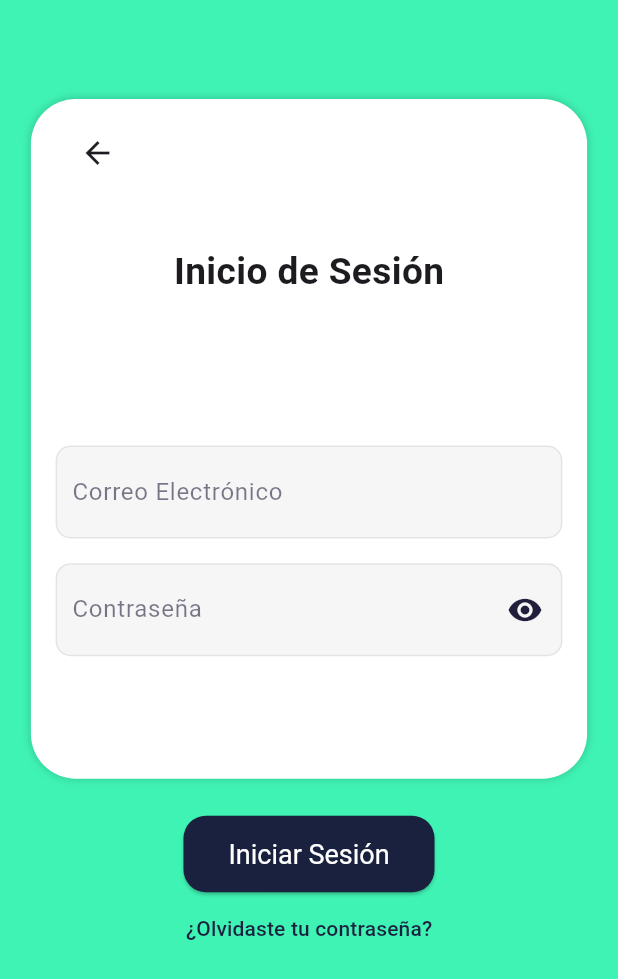
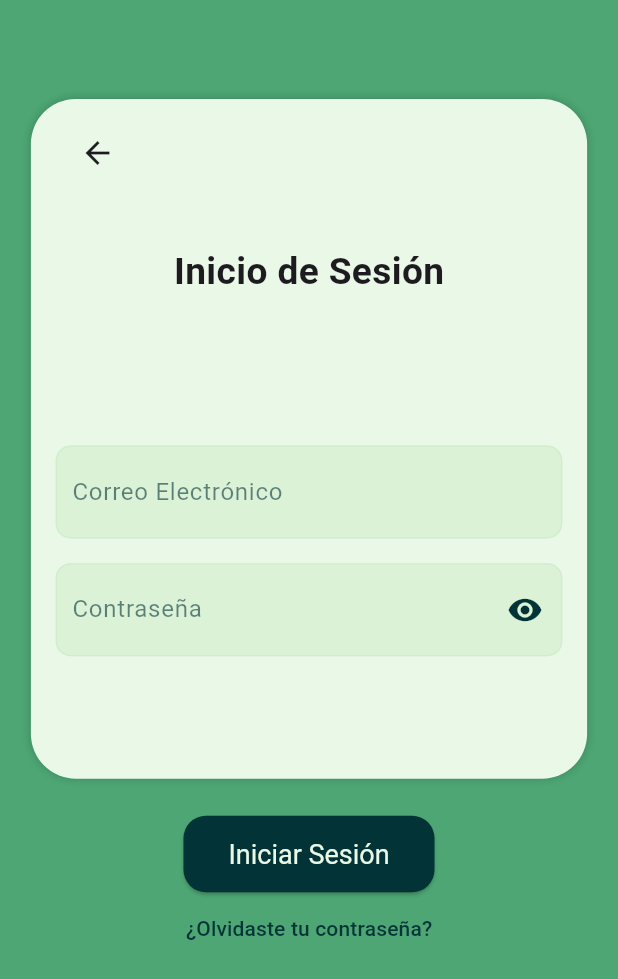
Before and after one commit to lilzandro/app-planes-alimenticios, a Flutter app: the VentanaInicioSeccion screen opened by its route, on a phone screen of 412 x 824 dp. Shown: the top 979 px of the screen. Run offline on Flutter 3.47's test engine with Material 3 defaults, Android fonts, the phone set to English and light mode, and no system bars; our stand-ins replace carousel_slider, firebase_auth, firebase_core, percent_indicator; accounts and stored records are empty.

Commit message:
Paleta de colores mejorada

```diff
--- a/lib/screens/Login/login_screen.dart
+++ b/lib/screens/Login/login_screen.dart
@@ -24,7 +24,7 @@ class _VentanaInicioSeccionState extends State<VentanaInicioSeccion> {
   Widget build(BuildContext context) {
     return ResponsiveContainer(
       buildBlocks: (context) => _construirBloques(context),
-      backgroundColor: Color.fromARGB(255, 63, 243, 180),
+      backgroundColor: Color(0xFF4DA674),
     );
   }
 
@@ -36,7 +36,7 @@ class _VentanaInicioSeccionState extends State<VentanaInicioSeccion> {
       Center(
         child: Container(
           decoration: BoxDecoration(
-            color: Colors.white,
+            color: Color(0xFFEAF8E7),
             boxShadow: const [
               BoxShadow(
                 color: Color.fromARGB(45, 0, 0, 0),
@@ -65,7 +65,7 @@ class _VentanaInicioSeccionState extends State<VentanaInicioSeccion> {
       children: [
         SizedBox(height: DimensionesDePantalla.pantallaSize * 0.01),
         AppBar(
-            backgroundColor: const Color.fromARGB(0, 255, 255, 255),
+            backgroundColor: const Color(0xFFEAF8E7),
             leading: IconButton(
               icon: Icon(Icons.arrow_back),
               onPressed: () {
@@ -102,19 +102,21 @@ class _VentanaInicioSeccionState extends State<VentanaInicioSeccion> {
   Widget _construirCampoEmail() {
     return Container(
       decoration: BoxDecoration(
-        color: const Color.fromARGB(
-            134, 238, 238, 238), // Color de fondo del input
+        color: const Color(0xFFC1E6BA)
+            .withOpacity(0.35), // Color de fondo del input
         borderRadius: BorderRadius.circular(10.0),
-        border: Border.all(
-            color: Color.fromARGB(255, 228, 228, 228)), // Esquinas redondeadas
+        border: Border.all(color: const Color(0xFFC1E6BA).withOpacity(0.4)),
+        // Esquinas redondeadas
       ),
       child: TextFormField(
         keyboardType: TextInputType.emailAddress,
-        cursorColor: const Color.fromARGB(255, 33, 31, 59),
+        cursorColor: const Color(0xFF023336),
+        style: TextStyle(color: const Color(0xFF123456)),
         decoration: InputDecoration(
           labelText: 'Correo Electrónico',
-          labelStyle: TextStyle(
-              color: Color.fromARGB(255, 33, 31, 59).withOpacity(0.6)),
+          labelStyle:
+              TextStyle(color: const Color(0xFF023336).withOpacity(0.6)),
+
           border: InputBorder.none, // Sin borde visible
           contentPadding: EdgeInsets.symmetric(
               vertical: 10.0, horizontal: 10.0), // Espaciado interno
@@ -139,22 +141,24 @@ class _VentanaInicioSeccionState extends State<VentanaInicioSeccion> {
   Widget _construirCampoContrasena() {
     return Container(
       decoration: BoxDecoration(
-        color: const Color.fromARGB(
-            134, 238, 238, 238), // Color de fondo del input
-        borderRadius: BorderRadius.circular(10.0), // Esquinas redondeadas
-        border: Border.all(color: Color.fromARGB(255, 228, 228, 228)),
+        color: const Color(0xFFC1E6BA)
+            .withOpacity(0.35), // Color de fondo del input
+        borderRadius: BorderRadius.circular(10.0),
+        border: Border.all(color: const Color(0xFFC1E6BA).withOpacity(0.4)),
+        // Esquinas redondea        border: Border.all(color: const Color(0xFFC1E6BA).withOpacity(0.4)),
       ),
       child: TextFormField(
         obscureText: _obscurePassword,
-        cursorColor: const Color.fromARGB(255, 33, 31, 59),
+        cursorColor: const Color(0xFF023336),
+        style: TextStyle(color: const Color(0xFF123456)),
         decoration: InputDecoration(
           labelText: 'Contraseña',
-          labelStyle: TextStyle(
-              color: Color.fromARGB(255, 33, 31, 59).withOpacity(0.6)),
+          labelStyle:
+              TextStyle(color: const Color(0xFF023336).withOpacity(0.6)),
           suffixIcon: IconButton(
             icon: Icon(
               _obscurePassword ? Icons.visibility : Icons.visibility_off,
-              color: Color.fromARGB(255, 33, 31, 59),
+              color: Color(0xFF023336),
             ),
             onPressed: () {
               setState(() {
@@ -185,8 +189,8 @@ class _VentanaInicioSeccionState extends State<VentanaInicioSeccion> {
   Widget _construirBotonIniciarSesion() {
     return ElevatedButton(
       style: ElevatedButton.styleFrom(
-        backgroundColor: const Color.fromARGB(255, 26, 33, 63),
-        foregroundColor: Colors.white,
+        backgroundColor: const Color(0xFF023336),
+        foregroundColor: Color(0xFFEAF8E7),
         padding: EdgeInsets.symmetric(vertical: 15.0, horizontal: 30.0),
         shape:
             RoundedRectangleBorder(borderRadius: BorderRadius.circular(15.0)),
@@ -229,7 +233,7 @@ class _VentanaInicioSeccionState extends State<VentanaInicioSeccion> {
         );
       },
       child: Text('¿Olvidaste tu contraseña?',
-          style: TextStyle(color: Color.fromARGB(255, 26, 33, 63))),
+          style: TextStyle(color: Color(0xFF023336))),
     );
   }
 }
```
Also changed, not shown: lib/screens/Register/register_datos_personales.dart (+18 -16 lines).
